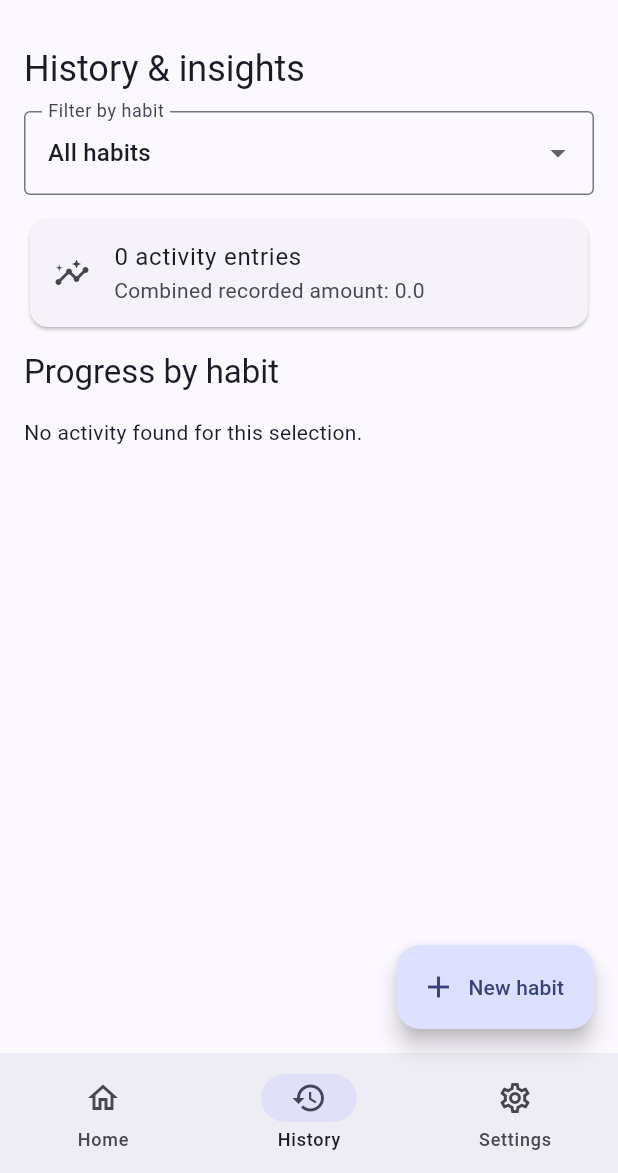
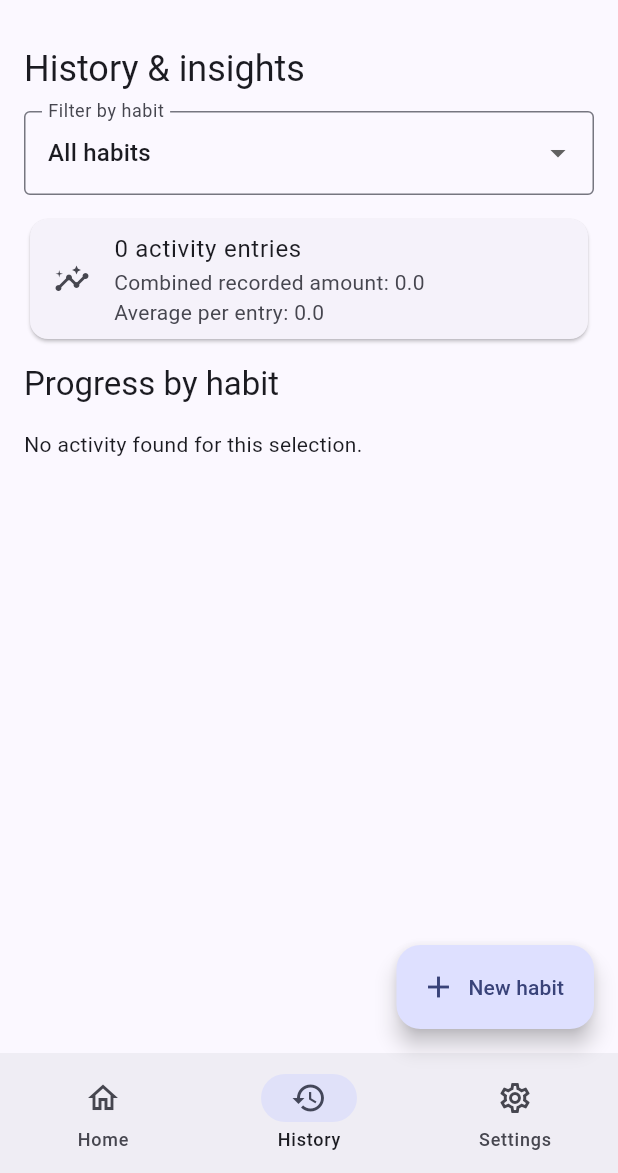
Before and after one commit to nwg02/MAD_project1, a Flutter app: the screen it shows after launch, item 2 of the bottom bar chosen, on a phone screen of 412 x 824 dp, the part 63-1236 px from its top. Run offline on Flutter 3.47's test engine with Material 3 defaults, Android fonts, the phone set to English and light mode, and no system bars; our stand-ins replace shared_preferences, sqflite; accounts and stored records are empty.

Commit message:
Add average activity to history insights

```diff
--- a/lib/main.dart
+++ b/lib/main.dart
@@ -518,6 +518,10 @@ class _HistoryScreenState extends State<HistoryScreen> {
       (sum, e) => sum + (e['amount'] as num).toDouble(),
     );
 
+    final average = filteredEntries.isEmpty
+    ? 0.0
+    : total / filteredEntries.length;
+
     final habitSummaries = <String, Map<String, Object?>>{};
 
     for (final entry in filteredEntries) {
@@ -567,7 +571,10 @@ class _HistoryScreenState extends State<HistoryScreen> {
           child: ListTile(
             leading: const Icon(Icons.insights),
             title: Text('${filteredEntries.length} activity entries'),
-            subtitle: Text('Combined recorded amount: $total'),
+            subtitle: Text(
+              'Combined recorded amount: ${total.toStringAsFixed(1)}'
+              '\nAverage per entry: ${average.toStringAsFixed(1)}',
+            ),
           ),
         ),
 
```
